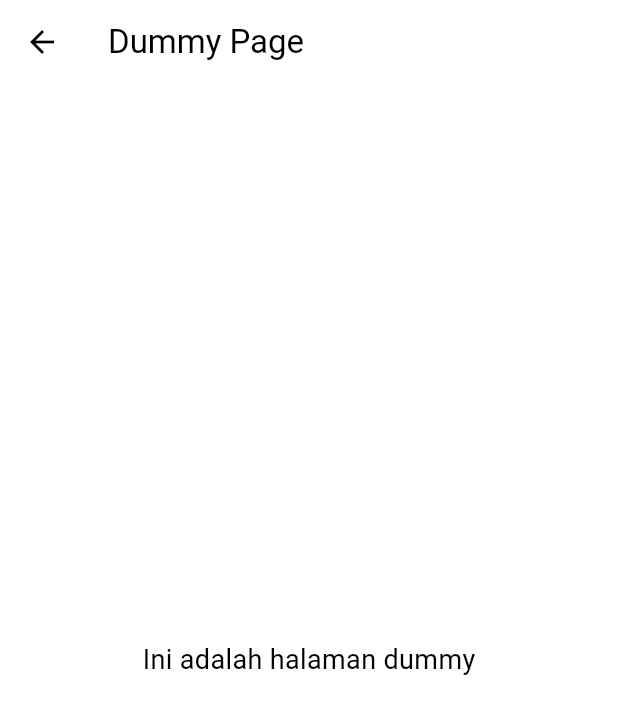
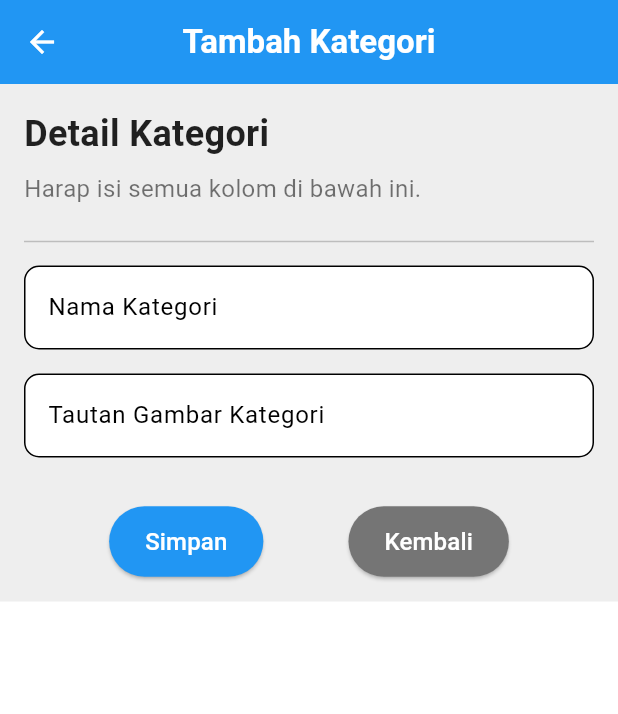
Before and after one commit to A04-2024/furnico-mobile, a Flutter app: the screen it shows after launch, scrolled down 114 dp, after a tap on "Tambah Kategori Baru", on a phone screen of 412 x 824 dp. Shown: the top 714 px of the screen. Run offline on Flutter 3.47's test engine with Material 3 defaults, Android fonts, the phone set to English and light mode, and no system bars; our stand-ins replace carousel_slider; missing offline and left inert: pbp_django_auth.

Commit message:
implement POST for Category model

```diff
--- /dev/null
+++ b/lib/theo/screens/add_category.dart
@@ -0,0 +1,195 @@
+import 'dart:convert';
+
+import 'package:flutter/material.dart';
+import 'package:pbp_django_auth/pbp_django_auth.dart';
+
+import '../models/category.dart';
+import 'homepage.dart';
+
+class CategoryEntryFormPage extends StatefulWidget {
+  const CategoryEntryFormPage({super.key});
+
+  @override
+  State<CategoryEntryFormPage> createState() => _CategoryEntryFormPageState();
+}
+
+class _CategoryEntryFormPageState extends State<CategoryEntryFormPage> {
+  late final CookieRequest _request = CookieRequest();
+
+  final _formKey = GlobalKey<FormState>();
+  String _category_image = "";
+  String _category_name = "";
+
+  @override
+  Widget build(BuildContext context) {
+    return Scaffold(
+      appBar: AppBar(
+        title: const Text(
+          'Tambah Kategori',
+          style: TextStyle(fontWeight: FontWeight.bold),
+        ),
+        centerTitle: true,
+        backgroundColor: Theme.of(context).colorScheme.primary,
+        foregroundColor: Colors.white,
+      ),
+      body: Container(
+        color: Colors.grey[200], // Latar belakang lembut
+        padding: const EdgeInsets.all(16.0),
+        child: Form(
+          key: _formKey,
+          child: SingleChildScrollView(
+            child: Column(
+              crossAxisAlignment: CrossAxisAlignment.start,
+              children: [
+                const Text(
+                  'Detail Kategori',
+                  style: TextStyle(
+                    fontWeight: FontWeight.bold,
+                    fontSize: 24.0,
+                    color: Colors.black87,
+                  ),
+                ),
+                const SizedBox(height: 8),
+                const Text(
+                  'Harap isi semua kolom di bawah ini.',
+                  style: TextStyle(
+                    fontSize: 16.0,
+                    color: Colors.black54,
+                  ),
+                ),
+                const SizedBox(height: 16),
+                Divider(color: Colors.grey[400]),
+
+                Padding(
+                  padding: const EdgeInsets.only(top: 8.0),
+                  child: TextFormField(
+                    decoration: InputDecoration(
+                      hintText: "Nama Kategori",
+                      labelText: "Nama Kategori",
+                      border: OutlineInputBorder(
+                        borderRadius: BorderRadius.circular(10.0),
+                      ),
+                      filled: true,
+                      fillColor: Colors.white,
+                    ),
+                    onChanged: (String? value) {
+                      setState(() {
+                        _category_name = value!;
+                      });
+                    },
+                    validator: (String? value) {
+                      if (value == null || value.isEmpty) {
+                        return "Nama Kategori tidak boleh kosong!";
+                      }
+                      if (value.length > 255) {
+                        return "Nama Kategori terlalu panjang!";
+                      }
+                      return null;
+                    },
+                  ),
+                ),
+
+                Padding(
+                  padding: const EdgeInsets.only(top: 16.0),
+                  child: TextFormField(
+                    decoration: InputDecoration(
+                      hintText: "Tautan Gambar Kategori",
+                      labelText: "Tautan Gambar Kategori",
+                      border: OutlineInputBorder(
+                        borderRadius: BorderRadius.circular(10.0),
+                      ),
+                      filled: true,
+                      fillColor: Colors.white,
+                    ),
+                    onChanged: (String? value) {
+                      setState(() {
+                        _category_image = value!;
+                      });
+                    },
+                    validator: (String? value) {
+                      if (value == null || value.isEmpty) {
+                        return "Tautan Gambar Kategori tidak boleh kosong!";
+                      }
+                      if (value.length > 10000) {
+                        return "Tautan Gambar Kategori terlalu panjang!";
+                      }
+                      return null;
+                    },
+                  ),
+                ),
+
+                const SizedBox(height: 32),
+
+                // Tombol Aksi
+                Row(
+                  mainAxisAlignment: MainAxisAlignment.spaceEvenly,
+                  children: [
+                    ElevatedButton(
+                      style: ElevatedButton.styleFrom(
+                        padding: const EdgeInsets.symmetric(
+                            vertical: 12.0, horizontal: 24.0),
+                        backgroundColor: Theme.of(context).colorScheme.primary,
+                      ),
+                      onPressed: () async {
+                        if (_formKey.currentState!.validate()) {
+                          final response = await _request.postJson(
+                            "http://127.0.0.1:8000/create_category_flutter/",
+                            jsonEncode(<String, String>{
+                              'category_image': _category_image,
+                              'category_name': _category_name,
+                            }),
+                          );
+                          if (context.mounted) {
+                            if (response['status'] == 'success') {
+                              ScaffoldMessenger.of(context)
+                                  .showSnackBar(const SnackBar(
+                                content: Text("Kategori baru berhasil disimpan!"),
+                              ));
+                              Navigator.pushReplacement(
+                                context,
+                                MaterialPageRoute(
+                                    builder: (context) => MyHomePage()),
+                              );
+                            } else {
+                              ScaffoldMessenger.of(context)
+                                  .showSnackBar(const SnackBar(
+                                content:
+                                Text("Terdapat kesalahan, silakan coba lagi."),
+                              ));
+                            }
+                          }
+                        }
+                      },
+                      child: const Text(
+                        "Simpan",
+                        style: TextStyle(color: Colors.white, fontSize: 16),
+                      ),
+                    ),
+                    ElevatedButton(
+                      style: ElevatedButton.styleFrom(
+                        padding: const EdgeInsets.symmetric(
+                            vertical: 12.0, horizontal: 24.0),
+                        backgroundColor: Colors.grey[600],
+                      ),
+                      onPressed: () {
+                        Navigator.pushReplacement(
+                          context,
+                          MaterialPageRoute(
+                              builder: (context) => MyHomePage()),
+                        );
+                      },
+                      child: const Text(
+                        "Kembali",
+                        style: TextStyle(color: Colors.white, fontSize: 16),
+                      ),
+                    ),
+                  ],
+                ),
+              ],
+            ),
+          ),
+        ),
+      ),
+    );
+  }
+}
--- a/lib/theo/screens/homepage.dart
+++ b/lib/theo/screens/homepage.dart
@@ -4,6 +4,7 @@ import 'package:furnico/theo/screens/dummy.dart';
 import 'package:furnico/theo/screens/search_product.dart';
 import 'package:furnico/theo/widgets/categoryCarousel.dart';
 
+import 'add_category.dart';
 import 'add_product.dart';
 
 class MyHomePage extends StatelessWidget {
@@ -143,7 +144,7 @@ class MyHomePage extends StatelessWidget {
                         Navigator.push(
                           context,
                           MaterialPageRoute(
-                              builder: (context) => const DummyPage()),
+                              builder: (context) => const CategoryEntryFormPage()),
                         );
                       },
                       child: const Text('Tambah Kategori Baru'),
@@ -208,7 +209,7 @@ class MyHomePage extends StatelessWidget {
         child: Row(
           mainAxisAlignment: MainAxisAlignment.spaceAround,
           children: [
-            _buildFooterIcon(context, Icons.home, 'Home', DummyPage()),
+            _buildFooterIcon(context, Icons.home, 'Home', MyHomePage()),
             _buildFooterIcon(context, Icons.search, 'Search', ProductSearchPage()),
             _buildFooterIcon(context, Icons.favorite, 'Wishlist', DummyPage()),
             _buildFooterIcon(context, Icons.article, 'Article', DummyPage()),
@@ -223,10 +224,17 @@ class MyHomePage extends StatelessWidget {
     return GestureDetector(
       onTap: () {
         // Menavigasi ke halaman lain
-        Navigator.push(
-          context,
-          MaterialPageRoute(builder: (context) => page),
-        );
+        if (label == "Home") {
+          Navigator.pushReplacement(
+            context,
+            MaterialPageRoute(builder: (context) => page),
+          );
+        } else {
+          Navigator.push(
+            context,
+            MaterialPageRoute(builder: (context) => page),
+          );
+        }
       },
       child: Column(
         mainAxisSize: MainAxisSize.min,
--- a/lib/theo/widgets/categoryCarousel.dart
+++ b/lib/theo/widgets/categoryCarousel.dart
@@ -7,6 +7,7 @@ import 'package:pbp_django_auth/pbp_django_auth.dart';
 import 'package:provider/provider.dart';
 
 import '../models/category.dart';
+import '../screens/search_product.dart';
 
 class CategoryCarousel extends StatefulWidget {
   const CategoryCarousel({Key? key}) : super(key: key);
@@ -165,7 +166,7 @@ class _Homepage extends State<CategoryCarousel> {
                     onPressed: () {
                       Navigator.push(
                         context,
-                        MaterialPageRoute(builder: (context) => const ShowProductAll()),
+                        MaterialPageRoute(builder: (context) => const ProductSearchPage()),
                       );
                     },
                     child: Text(categoryName),
```
Also changed, not shown: lib/theo/screens/add_product.dart (+83 -45 lines), lib/theo/screens/search_product.dart (+13 -1 lines), lib/theo/screens/show_category.dart (+83 -36 lines).
